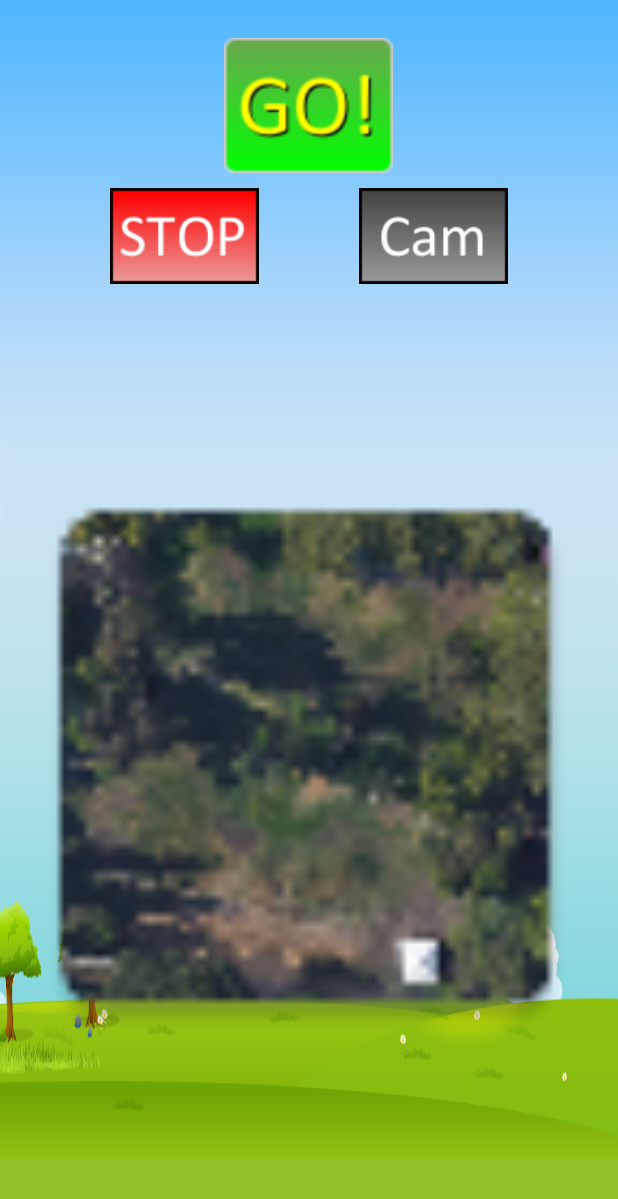
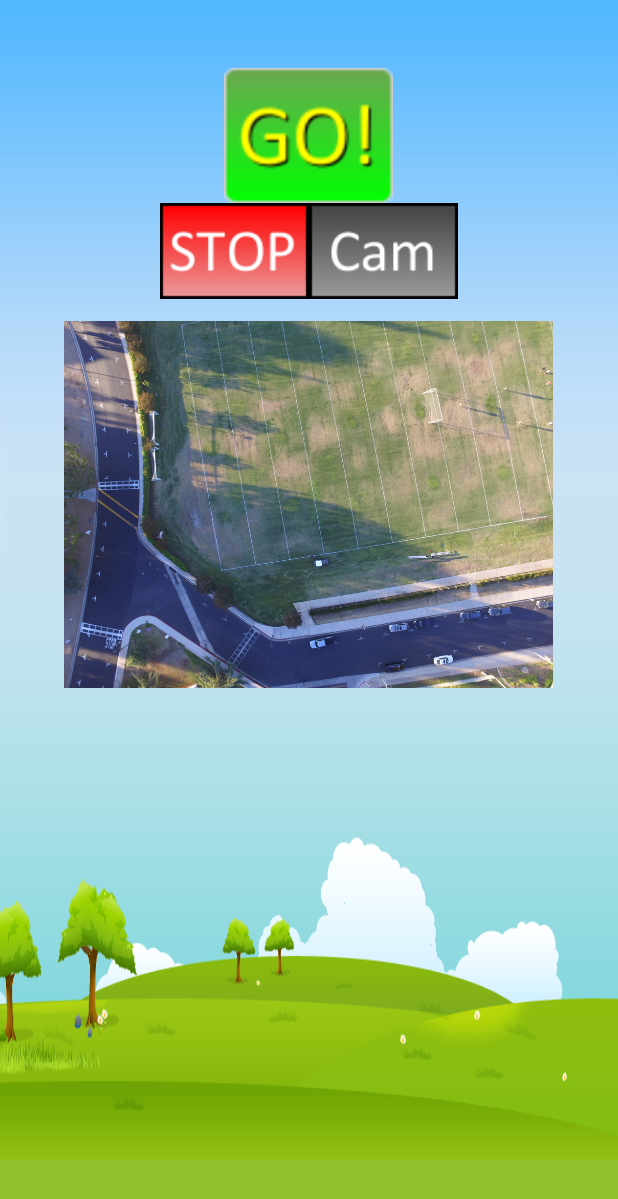
Before and after one commit to Bumler/DroneForensics, an Android app: the altitude_launch_Activity screen opened directly, with no data from a screen before it, after a tap on "GO", on a phone screen of 412 x 824 dp. Shown: the top 1199 px of the screen. Run offline under Robolectric (Android 15) with nearby library versions, the phone set to English and light mode, and no system bars; 1 other tap on this screen came first.

Commit message:
Added nicer images and general formatting

```diff
--- a/app/src/main/java/bumler/droneforensics/altitude_launch_Activity.java
+++ b/app/src/main/java/bumler/droneforensics/altitude_launch_Activity.java
@@ -15,11 +15,18 @@ public class altitude_launch_Activity extends Activity {
     private int altitude = 0;
     private Button toEx;
     private RadioButton pop;
+    //private boolean custom;
 
     @Override
     protected void onCreate(Bundle savedInstanceState) {
         super.onCreate(savedInstanceState);
         setContentView(R.layout.altitude_launch);
+
+        boolean custom = getIntent().getBooleanExtra("custom",false);
+        if (custom){
+            pop = (RadioButton) findViewById(R.id.customBTN);
+            pop.setText(""+getIntent().getIntExtra("feet", 0)+"ft");
+        }
 
         toExecute();
         customPop();
--- a/app/src/main/res/layout/activity_main.xml
+++ b/app/src/main/res/layout/activity_main.xml
@@ -11,7 +11,7 @@
         android:layout_width="match_parent"
         android:layout_height="wrap_content"
         android:id="@+id/Title"
-        android:layout_marginTop="25dp">
+        android:layout_marginTop="45dp">
 
         <TextView
             android:layout_width="wrap_content"
@@ -53,7 +53,7 @@
         android:orientation="vertical"
         android:layout_width="match_parent"
         android:layout_height="wrap_content"
-        android:layout_marginTop="80dp">
+        android:layout_marginTop="60dp">
 
         <ImageButton
             android:src="@drawable/optionclick"
--- a/app/src/main/res/layout/execute_launch.xml
+++ b/app/src/main/res/layout/execute_launch.xml
@@ -9,7 +9,7 @@
         android:layout_width="match_parent"
         android:layout_height="wrap_content"
         android:id="@+id/launchPanel"
-        android:layout_marginTop="25dp">
+        android:layout_marginTop="45dp">
 
         <ImageButton
             android:src="@drawable/goclick"
@@ -23,13 +23,12 @@
 
     <LinearLayout
         android:orientation="horizontal"
-        android:layout_width="match_parent"
+        android:layout_width="wrap_content"
         android:layout_height="wrap_content"
         android:id="@+id/buttonPanel"
         android:layout_gravity="center_horizontal"
         android:layout_marginLeft="40dp"
-        android:layout_marginRight="40dp"
-        android:layout_marginTop="10dp">
+        android:layout_marginRight="40dp">
 
         <ImageButton
             android:src="@drawable/stopclick"
@@ -52,14 +51,16 @@
 
     <LinearLayout
         android:orientation="vertical"
-        android:layout_width="match_parent"
+        android:layout_width="wrap_content"
         android:layout_height="fill_parent"
-        android:id="@+id/mapView">
+        android:id="@+id/mapView"
+        android:layout_gravity="center_horizontal">
 
         <ImageView
-            android:layout_width="match_parent"
-            android:layout_height="match_parent"
+            android:layout_width="326dp"
+            android:layout_height="274dp"
             android:id="@+id/imageView"
-            android:src="@mipmap/map"/>
+            android:src="@drawable/mtclef"
+            android:layout_gravity="center" />
     </LinearLayout>
 </LinearLayout>
```
Also changed, not shown: app/src/main/java/bumler/droneforensics/pop_altitude_Activity.java (+21 -7 lines), app/src/main/res/layout/location_launch.xml (+9 -7 lines), app/src/main/res/drawable-hdpi/mtclef.png (added), 1 other file.
